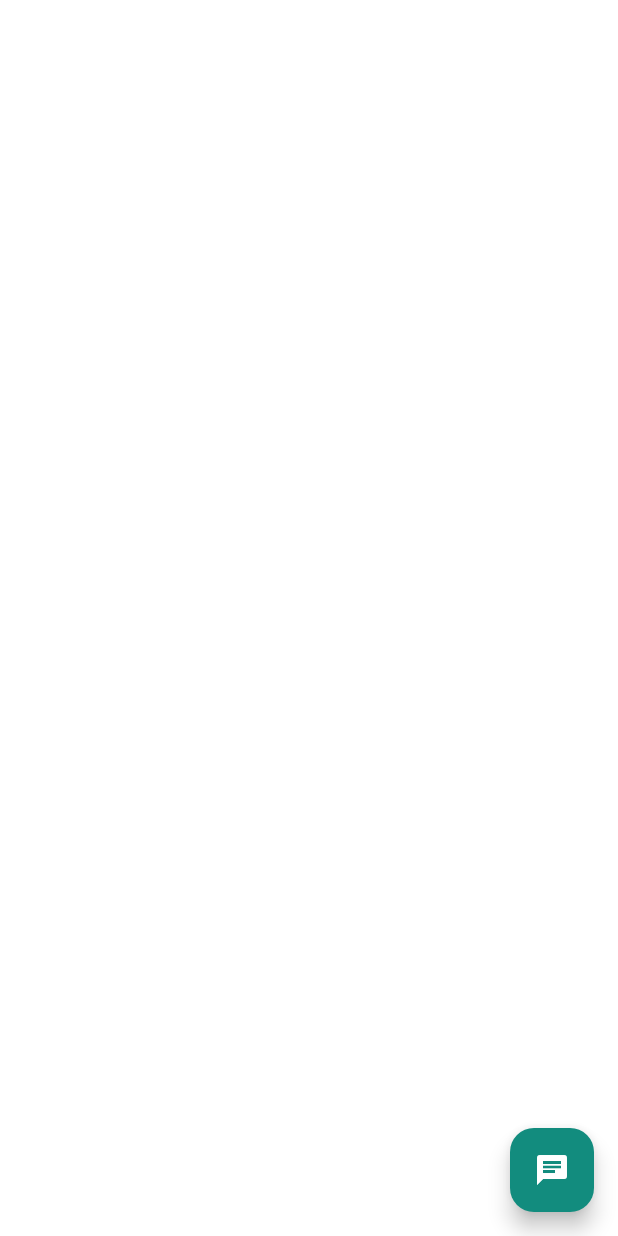
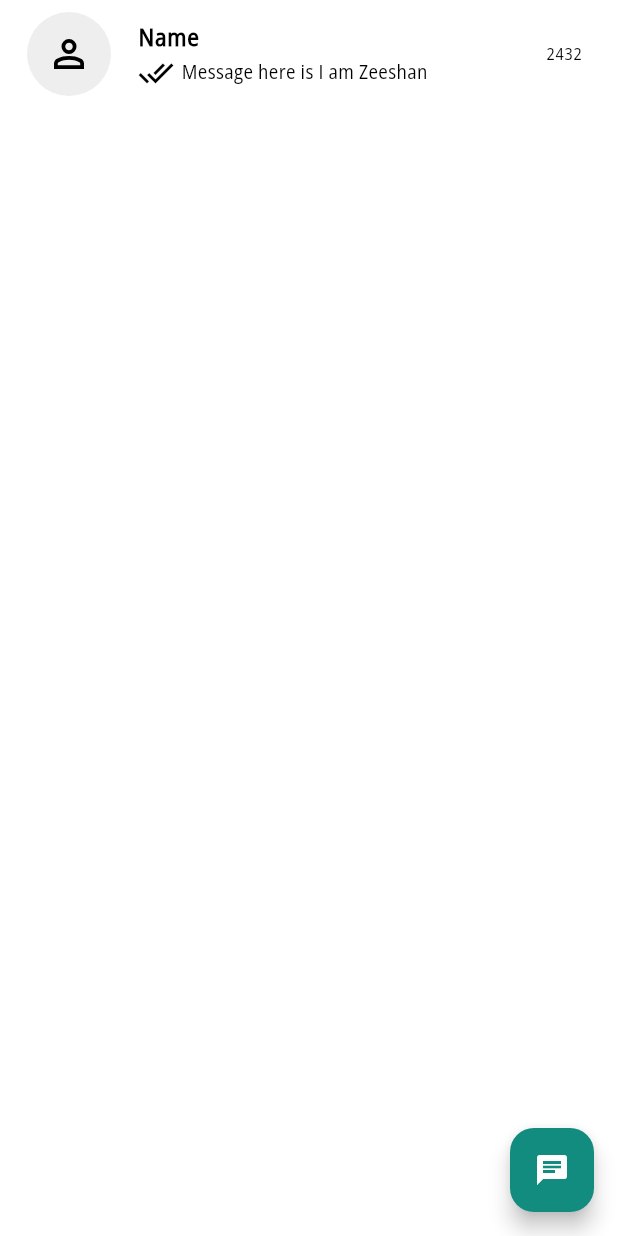
Before and after one commit to MuhammadZeeshanAkram/Flutter_chatapp_node.js, a Flutter app: the ChatPage screen opened directly, on a phone screen of 412 x 824 dp. Run offline on Flutter 3.47's test engine with Material 3 defaults, Android fonts, the phone set to English and light mode, and no system bars; our stand-ins replace device_preview, flutter_svg.

Commit message:
custom chat updated

```diff
--- /dev/null
+++ b/frontend/lib/CustomeUi/custom_card.dart
@@ -0,0 +1,48 @@
+import 'package:flutter/material.dart';
+import 'package:flutter_svg/flutter_svg.dart';
+
+class CustomCard extends StatelessWidget {
+  const CustomCard({super.key});
+
+  @override
+  Widget build(BuildContext context) {
+    return ListTile(
+      leading: CircleAvatar(
+        radius: 30,
+        backgroundColor: Colors.grey[200], // Optional: Add background color to avoid null background
+        child: ClipOval( // Clip the SVG to the avatar shape
+          child: Container(
+            padding: const EdgeInsets.all(8.0), // Optional: Add padding if necessary
+            child: SvgPicture.asset(
+              "assets/icons/2.svg",
+              color: Colors.black,
+              height: 30, // Ensure the SVG has a proper size
+              width: 30,
+              fit: BoxFit.cover, // Ensures the SVG fits well
+            ),
+          ),
+        ),
+      ),
+      title: const Text(
+        "Name",
+        style: TextStyle(
+          fontWeight: FontWeight.bold,
+          fontSize: 16,
+        ),
+      ),
+      subtitle: const Row(
+        children: [
+          Icon(Icons.done_all),
+          SizedBox(width: 5),
+          Text(
+            "Message here is I am Zeeshan",
+            style: TextStyle(
+              fontSize: 13,
+            ),
+          ),
+        ],
+      ),
+      trailing: const Text("2432"),
+    );
+  }
+}
--- a/frontend/lib/pages/chat_pages.dart
+++ b/frontend/lib/pages/chat_pages.dart
@@ -1,4 +1,5 @@
 import 'package:flutter/material.dart';
+import 'package:frontend/CustomeUi/custom_card.dart';
 
 class ChatPage extends StatefulWidget {
   const ChatPage({super.key});
@@ -16,6 +17,11 @@ class _ChatPageState extends State<ChatPage> {
         backgroundColor: Theme.of(context).colorScheme.secondary, // Set secondary color for the button
         child: const Icon(Icons.chat, color: Colors.white), // Optionally set icon color to white
       ),
+      body: ListView(
+        children: const [
+          CustomCard()
+        ],
+      ),
     );
   }
 }
```
Also changed, not shown: frontend/pubspec.yaml (+4 -3 lines), frontend/assets/icons/1.svg (added), frontend/assets/icons/2.svg (added), frontend/pubspec.lock.
